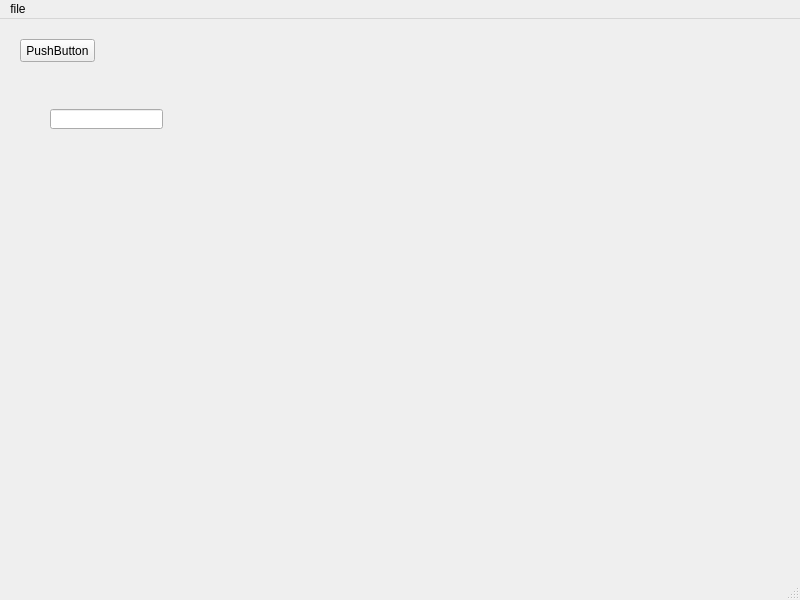
Before: the Qt Designer form mainwindow.ui in fafi09/qtdesigner, drawn with Qt 5.
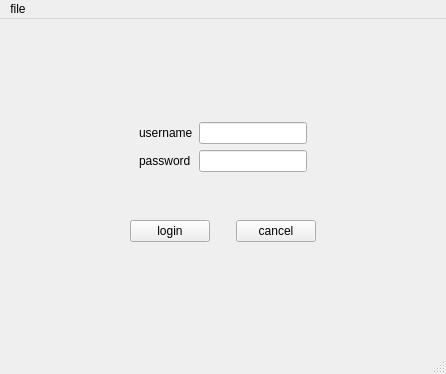
After: the same form once the commit is applied. Icons and pictures are not drawn. Custom widgets are drawn as their Qt base class.

What changed in the file:
```diff
--- a/mainwindow.ui
+++ b/mainwindow.ui
@@ -6,44 +6,197 @@
    <rect>
     <x>0</x>
     <y>0</y>
-    <width>800</width>
-    <height>600</height>
+    <width>446</width>
+    <height>374</height>
    </rect>
   </property>
   <property name="windowTitle">
    <string>MainWindow</string>
   </property>
   <widget class="QWidget" name="centralwidget">
-   <widget class="QPushButton" name="pushButton">
-    <property name="geometry">
-     <rect>
-      <x>20</x>
-      <y>20</y>
-      <width>75</width>
-      <height>23</height>
-     </rect>
-    </property>
-    <property name="text">
-     <string>PushButton</string>
-    </property>
-   </widget>
-   <widget class="QLineEdit" name="lineEdit">
-    <property name="geometry">
-     <rect>
-      <x>50</x>
-      <y>90</y>
-      <width>113</width>
-      <height>20</height>
-     </rect>
-    </property>
-   </widget>
+   <layout class="QVBoxLayout" name="verticalLayout">
+    <item>
+     <widget class="QWidget" name="widget" native="true">
+      <layout class="QHBoxLayout" name="horizontalLayout">
+       <item>
+        <spacer name="horizontalSpacer">
+         <property name="orientation">
+          <enum>Qt::Horizontal</enum>
+         </property>
+         <property name="sizeHint" stdset="0">
+          <size>
+           <width>40</width>
+           <height>20</height>
+          </size>
+         </property>
+        </spacer>
+       </item>
+       <item>
+        <widget class="QLabel" name="label">
+         <property name="maximumSize">
+          <size>
+           <width>100</width>
+           <height>100</height>
+          </size>
+         </property>
+         <property name="text">
+          <string/>
+         </property>
+         <property name="pixmap">
+          <pixmap resource="pkaq.qrc">:/new/prefix1/C:/Users/Administrator/Downloads/82qVeeoL3J.png</pixmap>
+         </property>
+         <property name="scaledContents">
+          <bool>true</bool>
+         </property>
+        </widget>
+       </item>
+       <item>
+        <spacer name="horizontalSpacer_2">
+         <property name="orientation">
+          <enum>Qt::Horizontal</enum>
+         </property>
+         <property name="sizeHint" stdset="0">
+          <size>
+           <width>40</width>
+           <height>20</height>
+          </size>
+         </property>
+        </spacer>
+       </item>
+      </layout>
+     </widget>
+    </item>
+    <item>
+     <widget class="QWidget" name="widget_2" native="true">
+      <layout class="QHBoxLayout" name="horizontalLayout_3">
+       <item>
+        <spacer name="horizontalSpacer_6">
+         <property name="orientation">
+          <enum>Qt::Horizontal</enum>
+         </property>
+         <property name="sizeHint" stdset="0">
+          <size>
+           <width>94</width>
+           <height>20</height>
+          </size>
+         </property>
+        </spacer>
+       </item>
+       <item>
+        <widget class="QWidget" name="widget_4" native="true">
+         <layout class="QGridLayout" name="gridLayout">
+          <item row="0" column="0">
+           <widget class="QLabel" name="label_2">
+            <property name="text">
+             <string>username</string>
+            </property>
+           </widget>
+          </item>
+          <item row="1" column="1">
+           <widget class="QLineEdit" name="lineEdit_2"/>
+          </item>
+          <item row="1" column="0">
+           <widget class="QLabel" name="label_3">
+            <property name="text">
+             <string>password</string>
+            </property>
+           </widget>
+          </item>
+          <item row="0" column="1">
+           <widget class="QLineEdit" name="lineEdit"/>
+          </item>
+         </layout>
+        </widget>
+       </item>
+       <item>
+        <spacer name="horizontalSpacer_7">
+         <property name="orientation">
+          <enum>Qt::Horizontal</enum>
+         </property>
+         <property name="sizeHint" stdset="0">
+          <size>
+           <width>93</width>
+           <height>20</height>
+          </size>
+         </property>
+        </spacer>
+       </item>
+      </layout>
+     </widget>
+    </item>
+    <item>
+     <widget class="QWidget" name="widget_3" native="true">
+      <layout class="QHBoxLayout" name="horizontalLayout_2">
+       <item>
+        <spacer name="horizontalSpacer_3">
+         <property name="orientation">
+          <enum>Qt::Horizontal</enum>
+         </property>
+         <property name="sizeHint" stdset="0">
+          <size>
+           <width>104</width>
+           <height>20</height>
+          </size>
+         </property>
+        </spacer>
+       </item>
+       <item>
+        <widget class="QPushButton" name="pushButton">
+         <property name="text">
+          <string>login</string>
+         </property>
+        </widget>
+       </item>
+       <item>
+        <spacer name="horizontalSpacer_4">
+         <property name="orientation">
+          <enum>Qt::Horizontal</enum>
+         </property>
+         <property name="sizeType">
+          <enum>QSizePolicy::Fixed</enum>
+         </property>
+         <property name="sizeHint" stdset="0">
+          <size>
+           <width>20</width>
+           <height>20</height>
+          </size>
+         </property>
+        </spacer>
+       </item>
+       <item>
+        <widget class="QPushButton" name="pushButton_2">
+         <property name="text">
+          <string>cancel</string>
+         </property>
+        </widget>
+       </item>
+       <item>
+        <spacer name="horizontalSpacer_5">
+         <property name="orientation">
+          <enum>Qt::Horizontal</enum>
+         </property>
+         <property name="sizeHint" stdset="0">
+          <size>
+           <width>103</width>
+           <height>20</height>
+          </size>
+         </property>
+        </spacer>
+       </item>
+      </layout>
+     </widget>
+    </item>
+    <item>
+     <widget class="MyCustomerWidget" name="widget_5" native="true"/>
+    </item>
+   </layout>
   </widget>
   <widget class="QMenuBar" name="menubar">
    <property name="geometry">
     <rect>
      <x>0</x>
      <y>0</y>
-     <width>800</width>
+     <width>446</width>
      <height>22</height>
     </rect>
    </property>
@@ -62,6 +215,16 @@
    </property>
   </action>
  </widget>
- <resources/>
+ <customwidgets>
+  <customwidget>
+   <class>MyCustomerWidget</class>
+   <extends>QWidget</extends>
+   <header location="global">mycustomerwidget.h</header>
+   <container>1</container>
+  </customwidget>
+ </customwidgets>
+ <resources>
+  <include location="pkaq.qrc"/>
+ </resources>
  <connections/>
 </ui>
```
